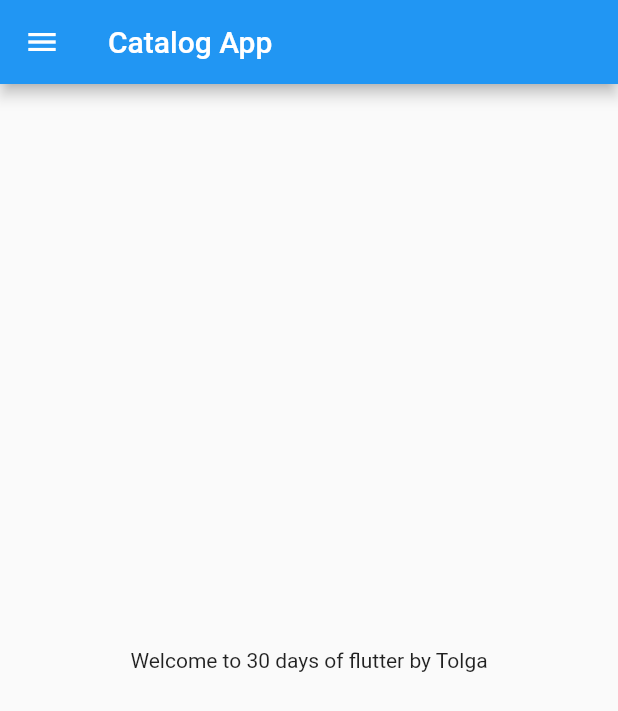
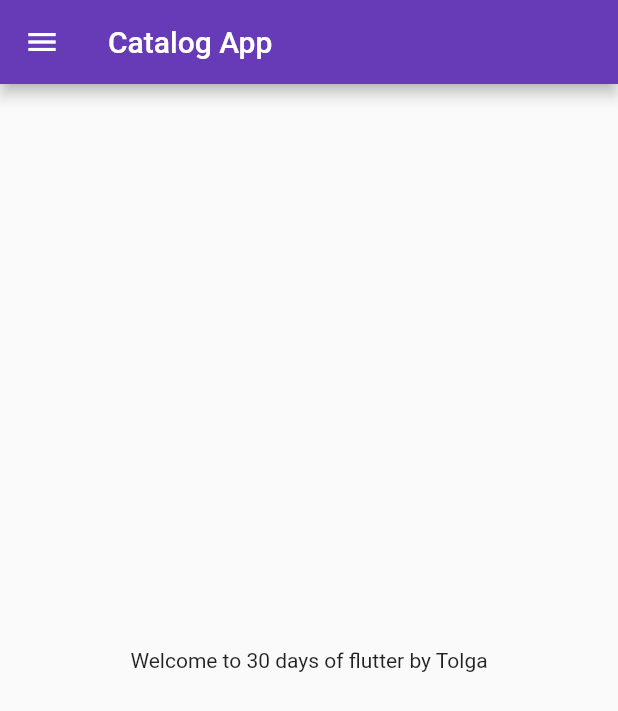
Before and after one commit to ttolgaerdogan/flutter-course, a Flutter app: the screen it shows after launch, on a phone screen of 412 x 824 dp. Shown: the top 711 px of the screen. Run offline on Flutter 3.47's test engine with Material 2 defaults, Android fonts, the phone set to English and light mode, and no system bars.

Commit message:
day 3 completed

```diff
--- a/lib/main.dart
+++ b/lib/main.dart
@@ -1,5 +1,6 @@
 import "package:flutter/material.dart";
-import "home_page.dart";
+import "pages/login_page.dart";
+import "pages/home_page.dart";
 
 void main() {
   runApp(const MyApp());
@@ -11,7 +12,20 @@ class MyApp extends StatelessWidget {
   @override
   Widget build(BuildContext context) {
     return MaterialApp(
-      home: const HomePage(),
+      themeMode: ThemeMode.light,
+      theme: ThemeData(
+        primarySwatch: Colors.deepPurple,
+      ),
+      darkTheme: ThemeData(
+        brightness: Brightness.dark,
+        primarySwatch: Colors.red,
+      ),
+      initialRoute: "/home",
+      routes: {
+        "/": (context) => const LoginPage(),
+        "/home": (context) => const HomePage(),
+        "/login": (context) => const LoginPage(),
+      },
     );
   }
 }
--- a/lib/home_page.dart
+++ b/lib/pages/home_page.dart
@@ -3,19 +3,16 @@ import 'package:flutter/material.dart';
 class HomePage extends StatelessWidget {
   const HomePage({super.key});
 
+  final int days = 30;
+  final String name = "Tolga";
   @override
   Widget build(BuildContext context) {
-    const int days = 30;
-    const String name = "Tolga";
-
     return Scaffold(
       appBar: AppBar(
         title: const Text("Catalog App"),
       ),
       body: Center(
-        child: Container(
-          child: Text("Welcome to $days days of flutter by $name"),
-        ),
+        child: Text("Welcome to $days days of flutter by $name"),
       ),
       drawer: const Drawer(),
     );
```
Also changed, not shown: lib/pages/login_page.dart (added, +18 -0 lines).
